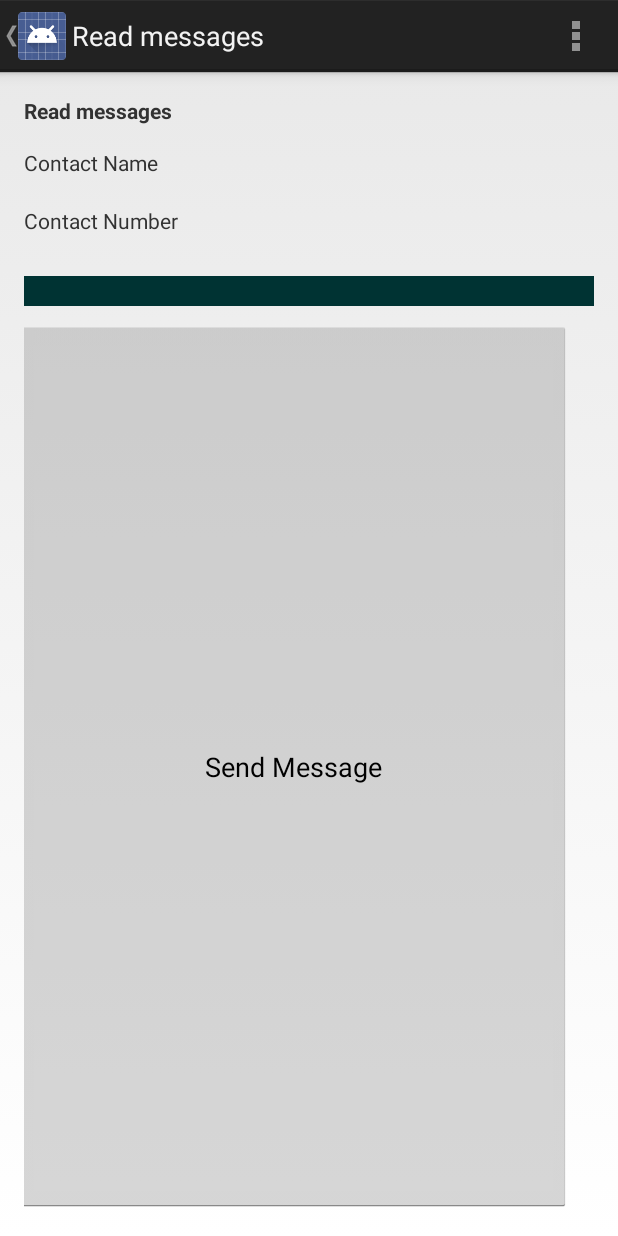
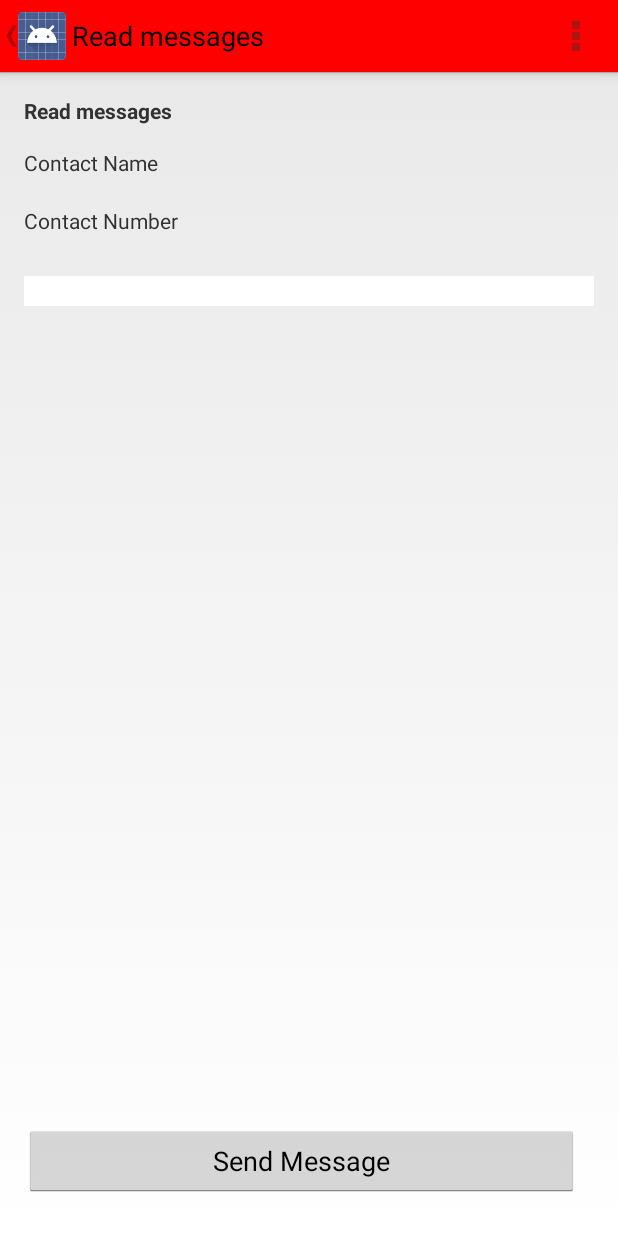
Before and after one commit to aleung-c/Contact_Managing_Android_app, an Android app: the Readmsg screen opened directly, with no data from a screen before it, on a phone screen of 412 x 824 dp. Run offline under Robolectric (Android 15) with nearby library versions, the phone set to English and light mode, and no system bars; 8 statements that could not run were skipped.

Commit message:
Push 23/10/2015. Reste le toast et des bugs mineurs.

```diff
--- /dev/null
+++ b/app/src/main/java/com/example/aleung_c/ft_hangouts/AppUtils.java
@@ -0,0 +1,58 @@
+package com.example.aleung_c.ft_hangouts;
+
+import android.app.ActionBar;
+import android.app.Activity;
+import android.content.Context;
+import android.content.SharedPreferences;
+import android.content.res.Resources;
+import android.graphics.drawable.ColorDrawable;
+import android.preference.PreferenceManager;
+import android.text.Html;
+import android.view.Window;
+import android.view.WindowManager;
+import android.widget.TextView;
+
+/**
+ * Created by aleung-c on 23/10/15.
+ */
+public class AppUtils extends Activity {
+
+    public void set_actionbar_color(Context context) {
+        SharedPreferences setval = PreferenceManager.getDefaultSharedPreferences(context);
+        String colors = setval.getString("header_color", "DEFAULT");
+
+        // TODO : gerer le cas "color == default == > unset"
+        if (colors.equals("black"))
+        {
+            Activity activity = (Activity) context;
+            ActionBar ab = activity.getActionBar();
+
+            ab.setBackgroundDrawable(new ColorDrawable(0xff000000));
+            ab.setTitle(Html.fromHtml("<font color='#ffFFFF'>" + activity.getTitle().toString() + "</font>"));
+        }
+        else if (colors.equals("red"))
+        {
+            Activity activity = (Activity) context;
+            ActionBar ab = activity.getActionBar();
+            ab.setBackgroundDrawable(new ColorDrawable(0xffCC0033));
+        }
+        else if (colors.equals("blue"))
+        {
+            Activity activity = (Activity) context;
+            ActionBar ab = activity.getActionBar();
+            ab.setBackgroundDrawable(new ColorDrawable(0xff33CCFF));
+        }
+        else if (colors.equals("green"))
+        {
+            Activity activity = (Activity) context;
+            ActionBar ab = activity.getActionBar();
+            ab.setBackgroundDrawable(new ColorDrawable(0xff00CC66));
+        }
+        else if (colors.equals("yellow"))
+        {
+            Activity activity = (Activity) context;
+            ActionBar ab = activity.getActionBar();
+            ab.setBackgroundDrawable(new ColorDrawable(0xffFFCC33));
+        }
+    }
+}
--- a/app/src/main/java/com/example/aleung_c/ft_hangouts/Readmsg.java
+++ b/app/src/main/java/com/example/aleung_c/ft_hangouts/Readmsg.java
@@ -16,6 +16,7 @@ import android.view.ViewGroup;
 import android.widget.ArrayAdapter;
 import android.widget.LinearLayout;
 import android.widget.ListView;
+import android.widget.ScrollView;
 import android.widget.TableRow;
 import android.widget.TextView;
 
@@ -46,6 +47,7 @@ public class Readmsg extends Activity {
         String myphonenb = tm.getLine1Number();
 
         List<Message> messages =  db.getAllMessagesfromId(id_to_display, myphonenb);
+
         LinearLayout msg_layout = (LinearLayout)findViewById(R.id.readmsg_msgbody);
         for( int i = 0; i < messages.size(); i++ )
         {
@@ -68,8 +70,16 @@ public class Readmsg extends Activity {
             msg_layout.addView(textView_date);
             msg_layout.addView(textView_msgbody);
         }
-        // TODO : pb lors de laffichage lorsquil y a trop de msg ...
-        msg_layout.getBottom();
+        // pour mettre la scrollview tout en bas.
+        final ScrollView scrollv = (ScrollView)findViewById(R.id.scroll_readmsg);
+        scrollv.post(new Runnable() {
+
+            @Override
+            public void run() {
+
+                scrollv.fullScroll(ScrollView.FOCUS_DOWN);
+            }
+        });
         db.close();
     }
 
@@ -108,6 +118,10 @@ public class Readmsg extends Activity {
     protected void onResume() {
         super.onResume();
         App_visibility.activityResumed();
+
+        // change action bar color
+        AppUtils utils = new AppUtils();
+        utils.set_actionbar_color(this);
     }
 
     @Override
--- a/app/src/main/java/com/example/aleung_c/ft_hangouts/add_contact.java
+++ b/app/src/main/java/com/example/aleung_c/ft_hangouts/add_contact.java
@@ -141,6 +141,10 @@ public class add_contact extends Activity {
     protected void onResume() {
         super.onResume();
         App_visibility.activityResumed();
+
+        // change action bar color
+        AppUtils utils = new AppUtils();
+        utils.set_actionbar_color(this);
     }
 
     @Override
--- a/app/src/main/java/com/example/aleung_c/ft_hangouts/display_contact.java
+++ b/app/src/main/java/com/example/aleung_c/ft_hangouts/display_contact.java
@@ -136,6 +136,10 @@ public class display_contact extends Activity {
     protected void onResume() {
         super.onResume();
         App_visibility.activityResumed();
+
+        // change action bar color
+        AppUtils utils = new AppUtils();
+        utils.set_actionbar_color(this);
     }
 
     @Override
--- a/app/src/main/java/com/example/aleung_c/ft_hangouts/search_contacts.java
+++ b/app/src/main/java/com/example/aleung_c/ft_hangouts/search_contacts.java
@@ -118,6 +118,10 @@ public class search_contacts extends Activity implements View.OnKeyListener {
     protected void onResume() {
         super.onResume();
         App_visibility.activityResumed();
+
+        // change action bar color
+        AppUtils utils = new AppUtils();
+        utils.set_actionbar_color(this);
     }
 
     @Override
--- a/app/src/main/java/com/example/aleung_c/ft_hangouts/write_msg.java
+++ b/app/src/main/java/com/example/aleung_c/ft_hangouts/write_msg.java
@@ -254,6 +254,10 @@ public class write_msg extends Activity implements View.OnKeyListener {
     protected void onResume() {
         super.onResume();
         App_visibility.activityResumed();
+
+        // change action bar color
+        AppUtils utils = new AppUtils();
+        utils.set_actionbar_color(this);
     }
 
     @Override
--- a/app/src/main/res/layout/activity_readmsg.xml
+++ b/app/src/main/res/layout/activity_readmsg.xml
@@ -44,27 +44,38 @@
             android:layout_marginLeft="8dp"/>
 
         <!-- Where the text view msg go -->
+        <ScrollView
+            android:id="@+id/scroll_readmsg"
+            android:layout_width="fill_parent"
+            android:layout_height="fill_parent"
+            android:scrollbars="none"
+            android:layout_weight="0.30">
             <LinearLayout
+                android:layout_width="fill_parent"
+                android:layout_height="fill_parent"
+                android:orientation="vertical"
                 android:id="@+id/readmsg_msgbody"
-            android:orientation="vertical"
-            android:scrollbars = "vertical"
-            android:layout_width="fill_parent"
-            android:layout_height="wrap_content"
                 android:padding="10dp"
                 android:layout_marginTop="6dp"
-            android:background="#003333">
+                android:background="#FFFFFF">
             </LinearLayout>
+        </ScrollView>
 
         <!-- Send_msg button -->
+        <LinearLayout
+            android:layout_width="fill_parent"
+            android:layout_height="fill_parent"
+            android:layout_weight="0.70"
+            >
             <Button
                 android:layout_width="fill_parent"
                 android:layout_height="wrap_content"
+
                 android:layout_marginTop="10dp"
                 android:layout_marginRight="10dp"
-            android:layout_gravity="center"
                 android:onClick="goto_write_msg"
                 android:text="@string/display_contact_write_msg_btn"
-            android:layout_weight="1"/>
-
+                android:layout_gravity="bottom" />
+        </LinearLayout>
     </LinearLayout>
 </RelativeLayout>
--- a/app/src/main/res/values/strings.xml
+++ b/app/src/main/res/values/strings.xml
@@ -79,5 +79,9 @@
     <!-- Settings page -->
     <string name="settings_header_color_select_label">Header color</string>
     <string name="settings_header_color_select_summary">Select displayed header color</string>
-
+    <string name="val_black">black</string>
+    <string name="val_red">red</string>
+    <string name="val_blue">blue</string>
+    <string name="val_green">green</string>
+    <string name="val_yellow">yellow</string>
 </resources>
--- a/app/src/main/res/values/styles.xml
+++ b/app/src/main/res/values/styles.xml
@@ -1,14 +1,14 @@
 <resources>
 
     <!-- Base application theme. -->
-    <style name="AppTheme" parent="android:Theme.Holo.Light.DarkActionBar">
+    <style name="AppTheme" parent="@android:style/Theme.Holo.Light">
         <!-- Customize your theme here. -->
-        <!--<item name="android:actionBarStyle">@style/MyActionBar</item>-->
+        <item name="android:actionBarStyle">@style/MyActionBar</item>
     </style>
 
-    <!--<style name="MyActionBar">-->
-        <!--<item name="android:background">#FF0000</item>-->
-    <!--</style>-->
+    <style name="MyActionBar" parent="@android:style/Widget.Holo.Light.ActionBar">
+        <item name="android:background">#FF0000</item>
+    </style>
 
     <!--<style name="MyActionBarTitle" parent="@style/TextAppearance.AppCompat.Widget.ActionBar.Title">-->
         <!--<item name="android:textColor">#FF0000</item>-->
```
Also changed, not shown: app/src/main/java/com/example/aleung_c/ft_hangouts/MainActivity.java (+10 -6 lines), app/src/main/java/com/example/aleung_c/ft_hangouts/UserSettingActivity.java (+24 -0 lines), app/src/main/res/layout/activity_user_setting.xml (+6 -2 lines). Lines whose indentation alone changed are shown as unchanged.
